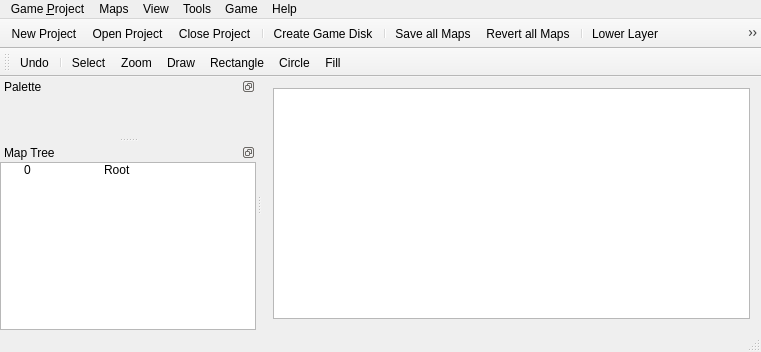
Old version of the form mainwindow.ui in the repository EasyRPG/Editor.
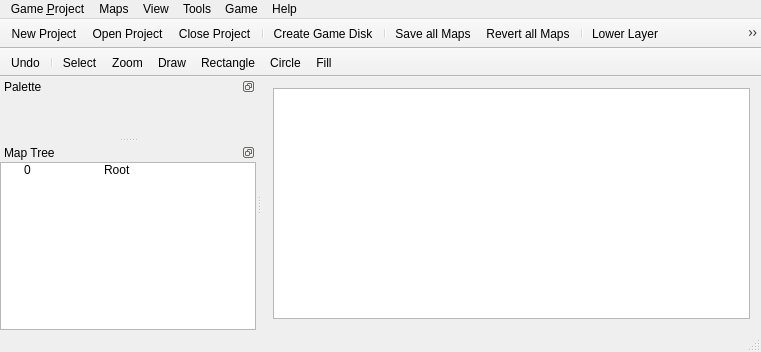
New version of the form. Icons and pictures are not drawn.

```diff
--- a/mainwindow.ui
+++ b/mainwindow.ui
@@ -233,6 +233,9 @@
    <property name="windowTitle">
     <string>toolBar</string>
    </property>
+   <property name="movable">
+    <bool>false</bool>
+   </property>
    <attribute name="toolBarArea">
     <enum>TopToolBarArea</enum>
    </attribute>
```
Left out of the diff: 3 changed lines with no effect on the pictures.
